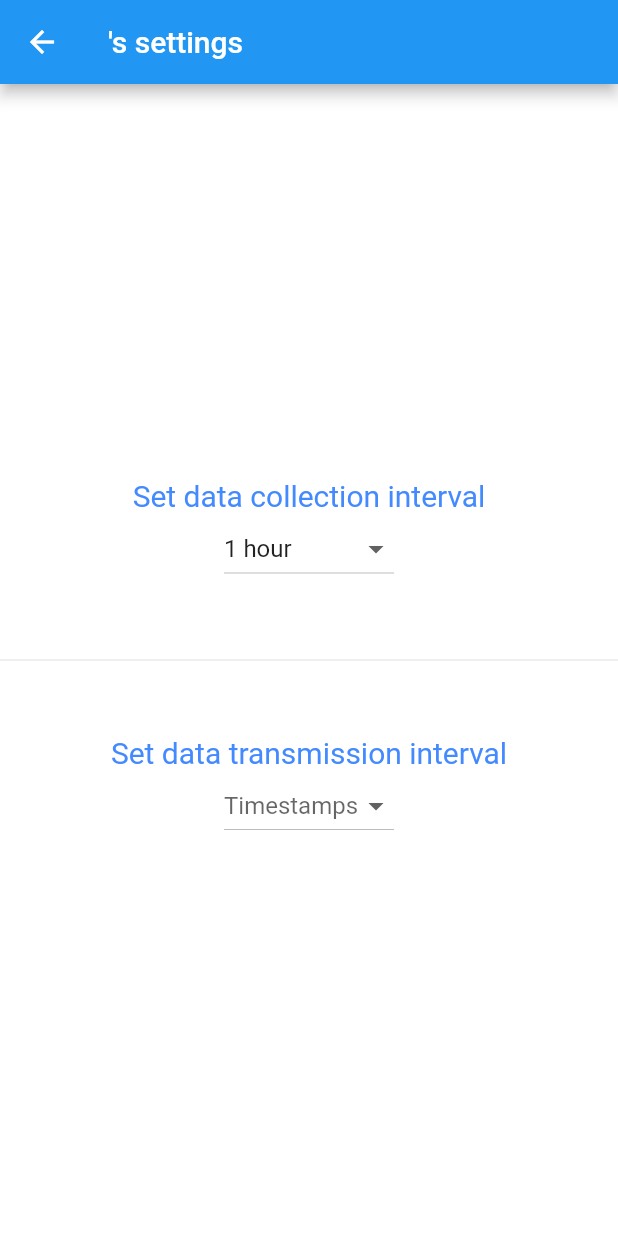
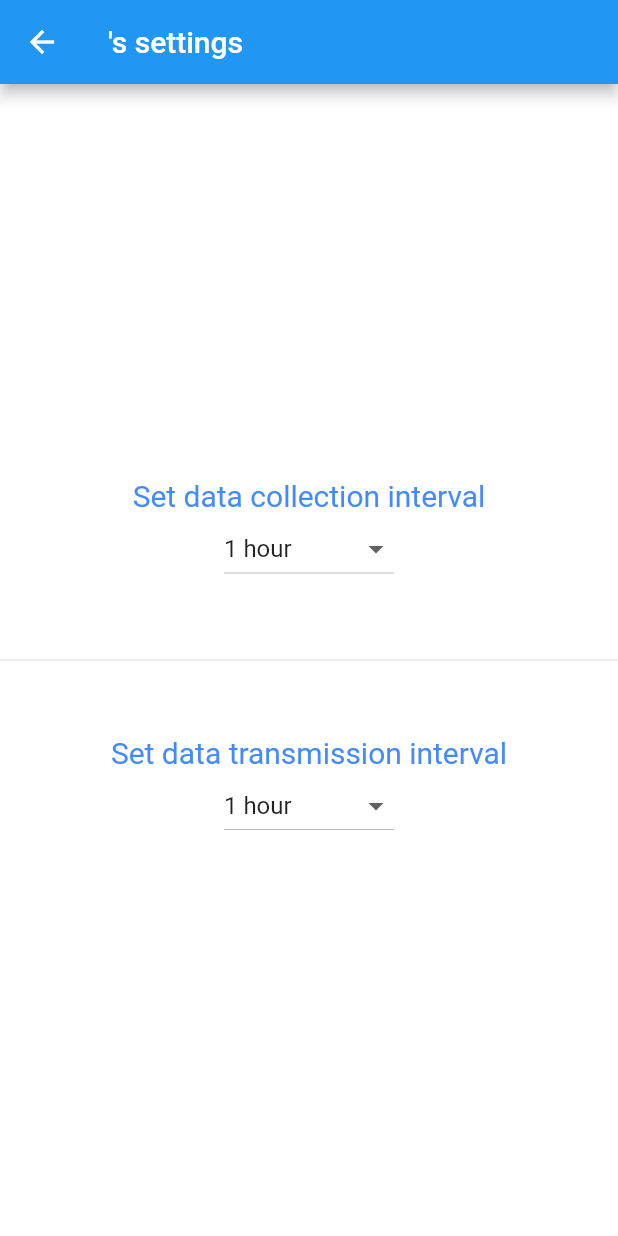
Before and after one commit to lholbrook1/Mobile-Health-App, a Flutter app: the SettingsScreen screen opened directly with empty values, on a phone screen of 412 x 824 dp. Run offline on Flutter 3.47's test engine with Material 2 defaults, Android fonts, the light colour scheme and no system bars; our stand-ins replace cloud_firestore, csv, firebase_auth, firebase_core; accounts and stored records are empty; Roboto replaces fonts that are missing (MontserratAlternates); project files that could hold a hidden picture were left out.

Commit message:
fixed settings screen error

```diff
--- a/lib/viewscreen/settings_screen.dart
+++ b/lib/viewscreen/settings_screen.dart
@@ -24,7 +24,7 @@ class SettingsScreen extends StatefulWidget {
 class _SettingsState extends State<SettingsScreen> {
   late _Controller con;
   String interval = "60";
-  String dataSend = '60';
+  String dataSend = '61';
   late String email;
 
   @override
@@ -63,7 +63,7 @@ class _SettingsState extends State<SettingsScreen> {
                 onChanged: con.changeCollectionInterval,
                 hint: const Text('Timestamps'),
               ),
-              Divider(
+              const Divider(
                 height: 100,
               ),
               const Text(
@@ -76,7 +76,7 @@ class _SettingsState extends State<SettingsScreen> {
               ),
               DropdownButton(
                 items: Constants.sendMenuItems,
-                value: interval,
+                value: dataSend,
                 onChanged: con.changeSendInterval,
                 hint: const Text('Timestamps'),
               )
```
